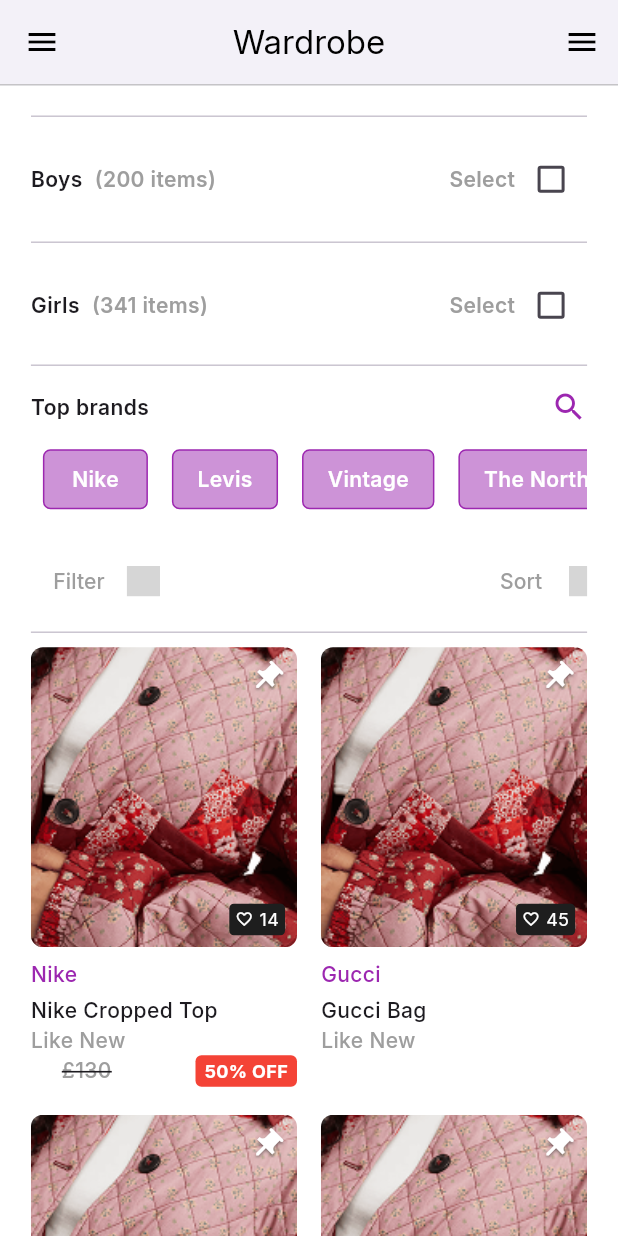
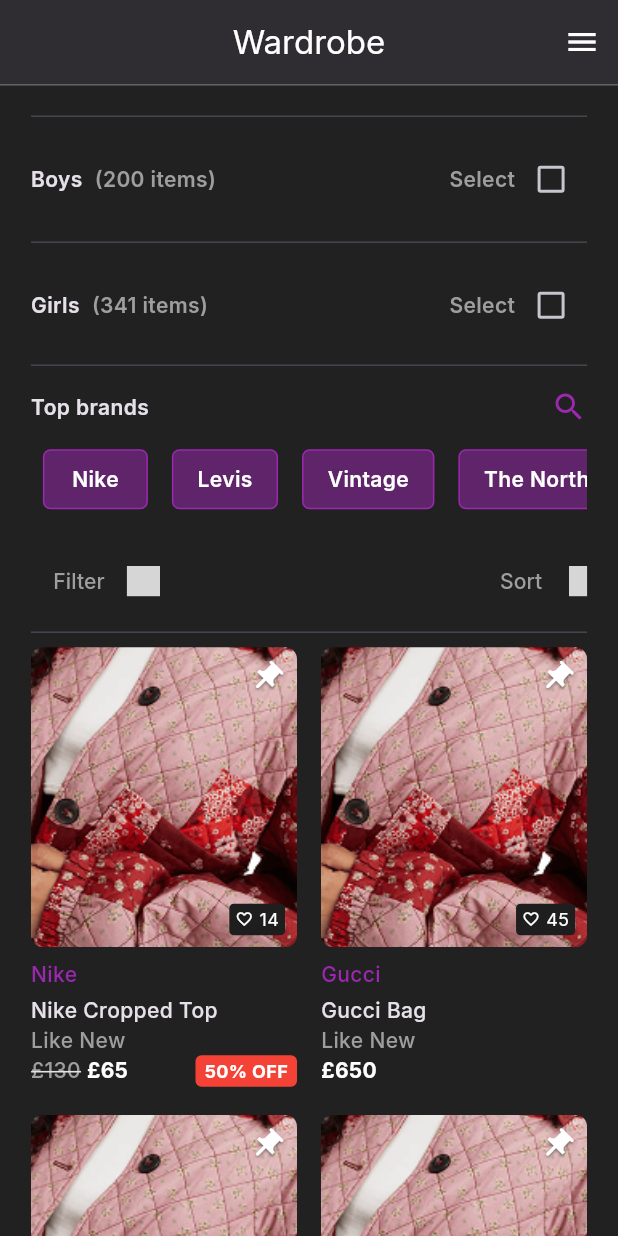
Before and after one commit to t0yosi/test_session, a Flutter app: the ShopPage screen opened directly, scrolled down 576 dp, on a phone screen of 412 x 824 dp. Run offline on Flutter 3.47's test engine with Material 3 defaults, Android fonts, the phone set to English and light mode, and no system bars; our stand-ins replace flutter_svg, google_fonts; grey boxes are pictures that could not be loaded.

Commit message:
SHOP-PAGE-COMPLETE

```diff
--- a/lib/providers/theme_provider.dart
+++ b/lib/providers/theme_provider.dart
@@ -1,7 +1,7 @@
 import 'package:flutter/material.dart';
 
 class ThemeProvider with ChangeNotifier {
-  ThemeMode _themeMode = ThemeMode.system;
+  ThemeMode _themeMode = ThemeMode.dark; // Default to dark mode
 
   ThemeMode get themeMode => _themeMode;
 
--- a/lib/screens/shop_page_screen.dart
+++ b/lib/screens/shop_page_screen.dart
@@ -118,10 +118,13 @@
       appBar: AppBar(
         title: const Text('Wardrobe'),
         centerTitle: true,
+        leading: Container(), // Hide default hamburger icon
         actions: [
-          IconButton(
+          Builder(
+            builder: (context) => IconButton(
               icon: const Icon(Icons.menu),
               onPressed: () => Scaffold.of(context).openDrawer(),
+            ),
           ),
         ],
         bottom: PreferredSize(
@@ -245,7 +248,7 @@
                                     width: 22,
                                     height: 22.95,
                                     colorFilter: ColorFilter.mode(
-                                      isDarkMode ? Colors.black : Colors.white,
+                                      isDarkMode ? Colors.white : Colors.black,
                                       BlendMode.srcIn,
                                     ),
                                   ),
@@ -269,7 +272,7 @@
                                     Responsive.responsiveFontSize(context) *
                                         0.9,
                                 color:
-                                    isDarkMode ? Colors.black : Colors.white),
+                                    isDarkMode ? Colors.white : Colors.black),
                           ),
                         ],
                       ),
@@ -577,7 +580,7 @@
       discountPercentage > 0;
   final themeProvider = Provider.of<ThemeProvider>(context);
   final isDarkMode = themeProvider.isDarkMode;
-  final textColor = isDarkMode ? Colors.black : Colors.white;
+  final textColor = isDarkMode ? Colors.white : Colors.black;
 
   return Container(
     constraints: BoxConstraints(
@@ -686,34 +689,34 @@
               ),
               if (price.isNotEmpty)
                 hasDiscount
-                    ? Row(
+                    ? Column(
+                        crossAxisAlignment: CrossAxisAlignment.start,
+                        children: [
+                          Row(
                             mainAxisAlignment: MainAxisAlignment.spaceBetween,
                             children: [
-                          const SizedBox(height: 4),
                               Row(
-                            crossAxisAlignment: CrossAxisAlignment.start,
                                 children: [
                                   Text(
                                     originalPrice,
-                                style:
-                                    AppTextStyles.labelLarge(context).copyWith(
+                                    style: AppTextStyles.labelLarge(context)
+                                        .copyWith(
                                       color: Colors.grey,
                                       decoration: TextDecoration.lineThrough,
                                     ),
                                   ),
-                              const SizedBox(width: 8),
+                                  const SizedBox(width: 4),
                                   Text(
                                     price,
-                                style:
-                                    AppTextStyles.labelLarge(context).copyWith(
+                                    style: AppTextStyles.labelLarge(context)
+                                        .copyWith(
                                       color: textColor,
                                       fontWeight: FontWeight.bold,
                                     ),
                                   ),
                                 ],
                               ),
-                          SizedBox(
-                            child: Container(
+                              Container(
                                 padding: const EdgeInsets.symmetric(
                                     horizontal: 6, vertical: 2),
                                 decoration: BoxDecoration(
@@ -729,6 +732,7 @@
                                   ),
                                 ),
                               ),
+                            ],
                           ),
                         ],
                       )
```
Lines whose indentation alone changed are shown as unchanged.
